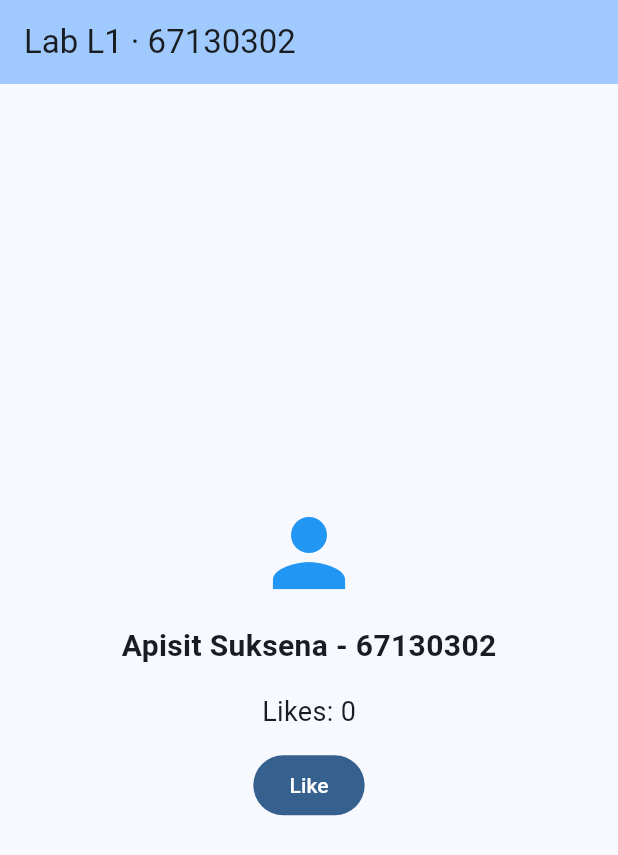
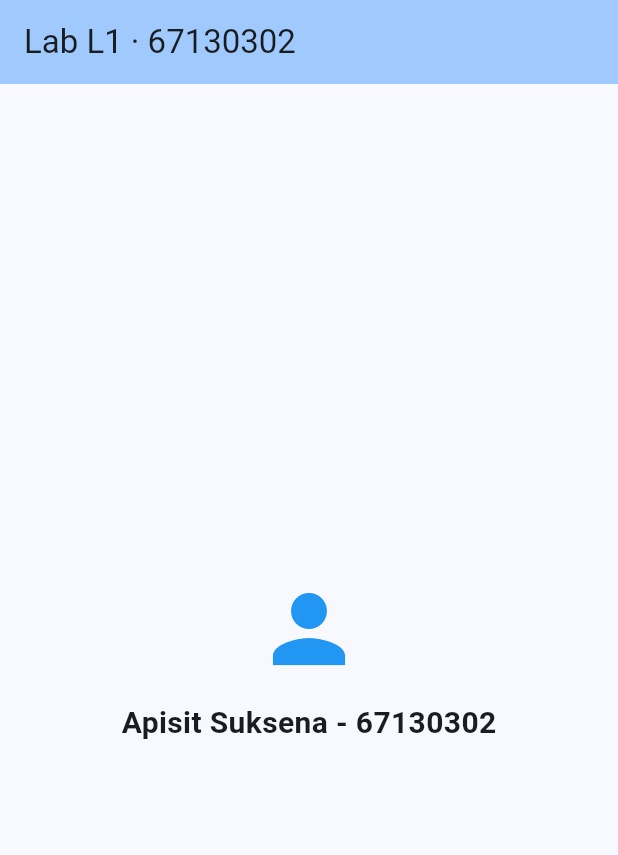
Before and after one commit to Apisit433604/lab01_profile, a Flutter app: the screen it shows after launch, on a phone screen of 412 x 824 dp. Shown: the top 855 px of the screen. Run offline on Flutter 3.47's test engine with Material 3 defaults, Android fonts, the phone set to English and light mode, and no system bars.

Commit message:
feat: create HomePage with student ID, icon, and name

```diff
--- a/lib/main.dart
+++ b/lib/main.dart
@@ -14,21 +14,8 @@ void main() {
   );
 }
 
-class HomePage extends StatefulWidget {
+class HomePage extends StatelessWidget {
   const HomePage({super.key});
-
-  @override
-  State<HomePage> createState() => _HomePageState();
-}
-
-class _HomePageState extends State<HomePage> {
-  int _likes = 0;
-
-  void _like() {
-    setState(() {
-      _likes++;
-    });
-  }
 
   @override
   Widget build(BuildContext context) {
@@ -37,21 +24,17 @@ class _HomePageState extends State<HomePage> {
         title: const Text('Lab L1 · 67130302'),
         backgroundColor: Theme.of(context).colorScheme.inversePrimary,
       ),
-      body: Center(
+      body: const Center(
         child: Column(
           mainAxisSize: MainAxisSize.min,
           mainAxisAlignment: MainAxisAlignment.center,
           children: [
-            const Icon(Icons.person, size: 72, color: Colors.blue),
-            const SizedBox(height: 12),
-            const Text(
+            Icon(Icons.person, size: 72, color: Colors.blue),
+            SizedBox(height: 12),
+            Text(
               'Apisit Suksena - 67130302',
               style: TextStyle(fontSize: 20, fontWeight: FontWeight.bold),
             ),
-            const SizedBox(height: 16),
-            Text('Likes: $_likes', style: const TextStyle(fontSize: 18)),
-            const SizedBox(height: 12),
-            FilledButton(onPressed: _like, child: const Text('Like')),
           ],
         ),
       ),
```
